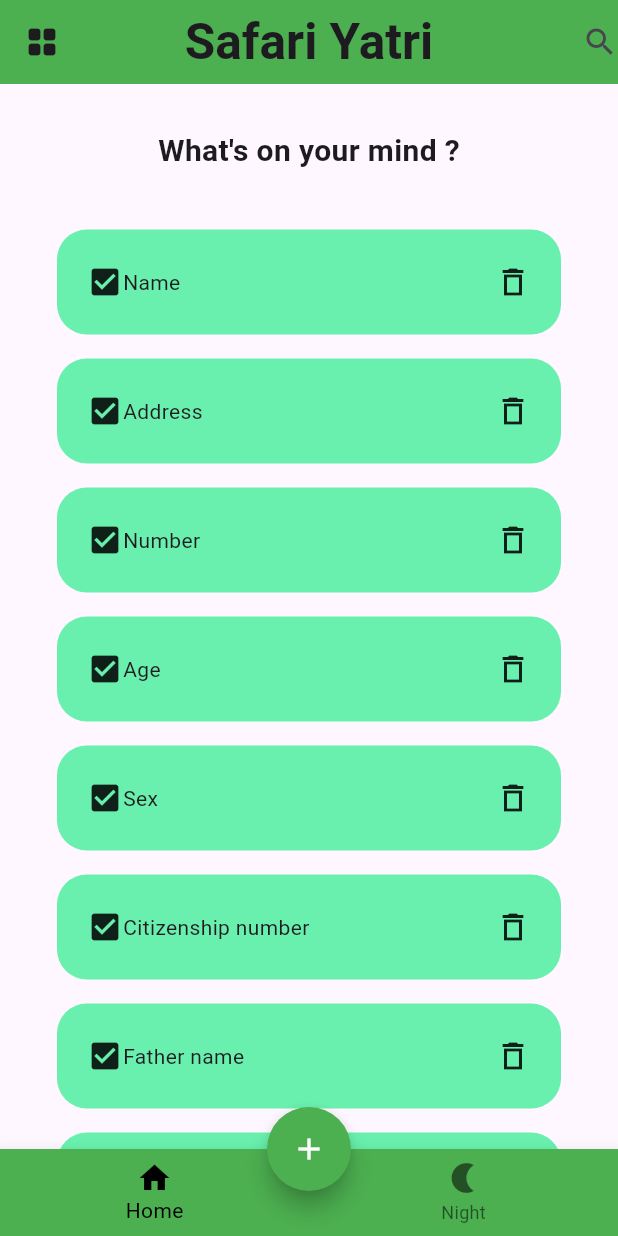
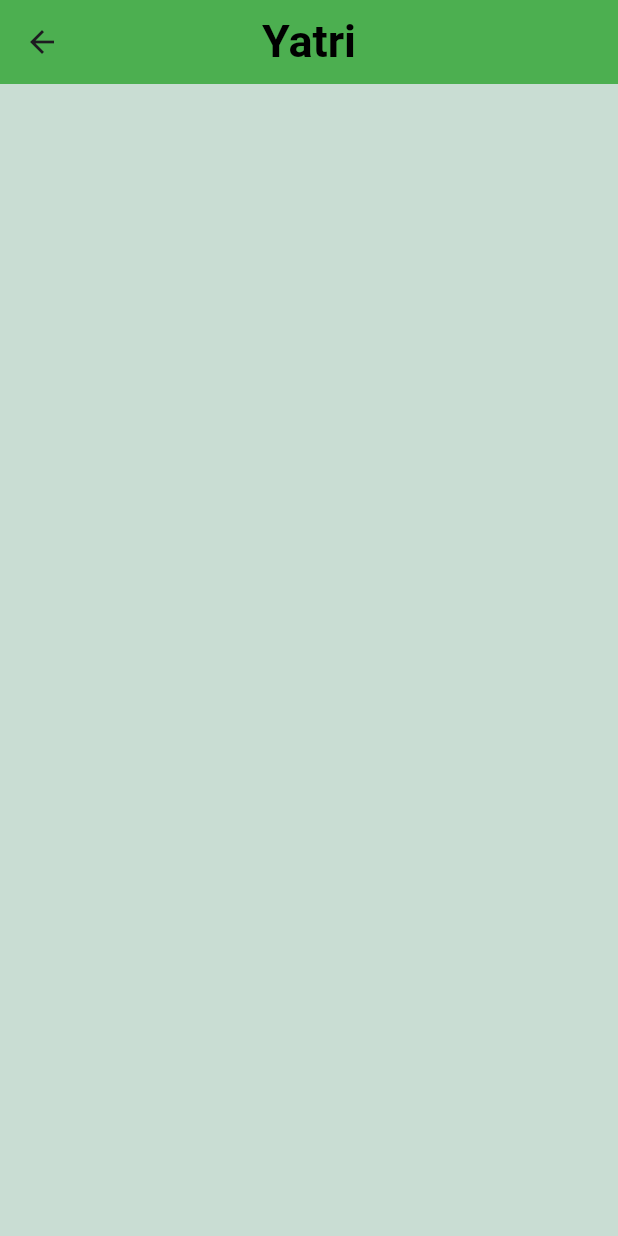
Before and after one commit to Priyanshudev001/Todo, a Flutter app: the screen it shows after launch, after a tap on the "add" icon, on a phone screen of 412 x 824 dp. Run offline on Flutter 3.47's test engine with Material 3 defaults, Android fonts, the phone set to English and light mode, and no system bars.

Commit message:
navigation

```diff
--- /dev/null
+++ b/lib/addtodo.dart
@@ -0,0 +1,30 @@
+import 'package:flutter/material.dart';
+
+class Addtodo extends StatelessWidget {
+  const Addtodo({super.key});
+
+  @override
+  Widget build(BuildContext context) {
+    return Scaffold(
+      backgroundColor: const Color.fromARGB(255, 201, 221, 211),
+      appBar: AppBar(
+        backgroundColor: Colors.green,
+        // leading: Icon(Icons.grid_view_rounded, color: Colors.white),
+        centerTitle: true,
+        title: Column(
+          children: [
+            Text(
+              "Yatri",
+
+              style: TextStyle(
+                fontWeight: FontWeight.bold,
+                fontSize: 30,
+                color: Colors.black,
+              ),
+            ),
+          ],
+        ),
+      ),
+    );
+  }
+}
--- a/lib/main.dart
+++ b/lib/main.dart
@@ -1,4 +1,5 @@
 import 'package:flutter/material.dart';
+import 'package:todo/addtodo.dart';
 import 'package:todo/practiceui.dart';
 
 void main() {
--- a/lib/practiceui.dart
+++ b/lib/practiceui.dart
@@ -1,4 +1,5 @@
 import 'package:flutter/material.dart';
+import 'package:todo/addtodo.dart';
 
 class Practice extends StatelessWidget {
   const Practice({super.key});
@@ -16,6 +17,7 @@ class Practice extends StatelessWidget {
       "Mother name",
     ];
     return Scaffold(
+      backgroundColor: Colors.greenAccent,
       appBar: AppBar(
         leading: Icon(Icons.grid_view_rounded),
         title: Text(
@@ -26,6 +28,7 @@ class Practice extends StatelessWidget {
         centerTitle: true,
         actions: [Icon(Icons.search)],
       ),
+
       body: Center(
         child: Column(
           children: [
@@ -33,7 +36,11 @@ class Practice extends StatelessWidget {
               padding: const EdgeInsets.all(30),
               child: Text(
                 "What's on your mind ?",
-                style: TextStyle(fontWeight: FontWeight.bold, fontSize: 20),
+                style: TextStyle(
+                  fontWeight: FontWeight.bold,
+                  fontSize: 20,
+                  color: Colors.black,
+                ),
               ),
             ),
 
@@ -75,7 +82,7 @@ class Practice extends StatelessWidget {
             // ),
             Expanded(
               child: ListView.builder(
-                //ListVie => scrollable garxa ra dekahunxa list ma bhako kura
+                //ListView => scrollable garxa ra dekahunxa list ma bhako kura
                 itemCount: lyrics.length,
                 itemBuilder: (context, index) {
                   return Padding(
@@ -87,7 +94,7 @@ class Practice extends StatelessWidget {
                       margin: EdgeInsets.symmetric(horizontal: 30),
 
                       decoration: BoxDecoration(
-                        color: Colors.greenAccent,
+                        color: Colors.white,
                         borderRadius: BorderRadius.circular(20),
                       ),
 
@@ -115,13 +122,9 @@ class Practice extends StatelessWidget {
       bottomNavigationBar: BottomNavigationBar(
         backgroundColor: Colors.green,
         selectedItemColor: const Color.fromARGB(255, 0, 0, 0),
-
+        unselectedItemColor: const Color.fromARGB(255, 3, 4, 1),
         items: [
-          BottomNavigationBarItem(
-            icon: Icon(Icons.home),
-            label: "Home",
-            backgroundColor: Colors.red,
-          ),
+          BottomNavigationBarItem(icon: Icon(Icons.home), label: "Home"),
 
           BottomNavigationBarItem(icon: Icon(Icons.nightlight), label: "Night"),
         ],
@@ -129,9 +132,15 @@ class Practice extends StatelessWidget {
       floatingActionButton: FloatingActionButton(
         shape: CircleBorder(),
         backgroundColor: (Colors.green),
-        onPressed: () {},
+        onPressed: () {
+          Navigator.push(
+            context,
+            MaterialPageRoute(builder: (context) => Addtodo()),
+          );
+        },
         child: Icon(Icons.add, color: Colors.white),
       ),
+
       floatingActionButtonLocation: FloatingActionButtonLocation.centerDocked,
     );
   }
```
Also changed, not shown: pubspec.lock.
